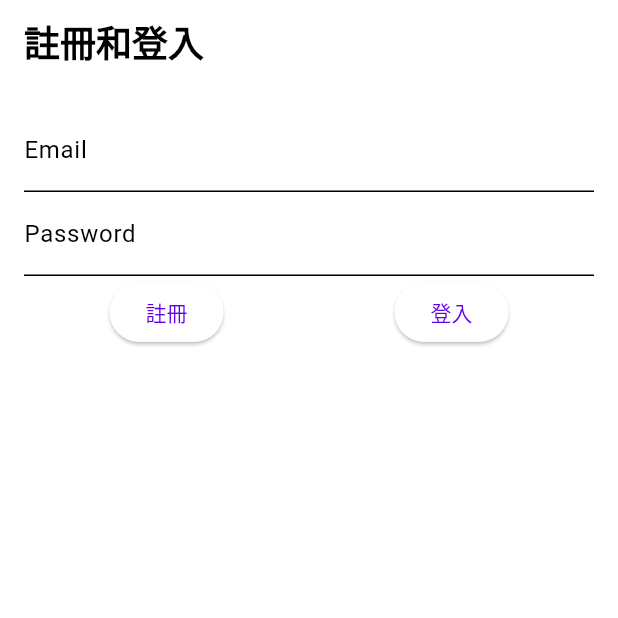
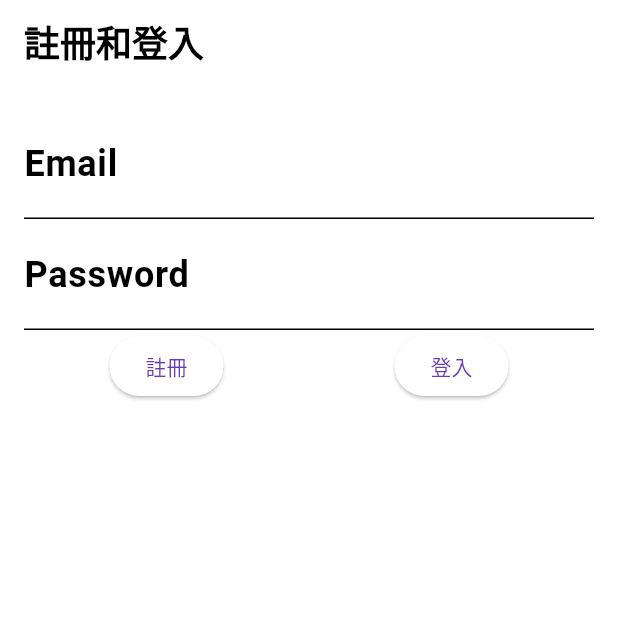
Before and after one commit to currybanfan/flutter_final_project, a Flutter app: the screen it shows after launch, on a phone screen of 412 x 824 dp, the top half of it. Run offline on Flutter 3.47's test engine with Material 3 defaults, Android fonts, the phone set to English and light mode, and no system bars; our stand-ins replace buttons_tabbar, flutter_secure_storage, flutter_tts, supabase; accounts and stored records are empty; Roboto replaces fonts that are missing (Arial).

```diff
--- a/lib/auth_page.dart
+++ b/lib/auth_page.dart
@@ -46,6 +46,7 @@ class AuthPageState extends State<AuthPage> {
       }
     } catch (e) {
       if (context.mounted) {
+        print(e);
         ScaffoldMessenger.of(context)
             .showSnackBar(SnackBar(content: Text('登入失敗 : $e')));
       }
--- a/lib/main.dart
+++ b/lib/main.dart
@@ -8,30 +8,36 @@ import 'auth_page.dart';
 
 ThemeData lightTheme() {
   return ThemeData(
-      colorScheme: const ColorScheme(
-        primary: Color(0xFF6200EE), // Primary
-        primaryContainer: Color(0xFF3700B3), // Primary Variant
-        secondary: Color(0xFF03DAC6), // Secondary
-        secondaryContainer: Color(0xFF018786), // Secondary Variant
-        surface: Color(0xFFFFFFFF), // Surface
-        error: Color(0xFFB00020), // Error
-        onPrimary: Color(0xFFFFFFFF), // On Primary
-        onSecondary: Color(0xFF000000), // On Secondary
-        onSurface: Color(0xFF000000), // On Surface
-        onError: Color(0xFFFFFFFF), // On Error
+      colorScheme: ColorScheme(
+        primary: Colors.deepPurple, // Primary
+        primaryContainer: Colors.deepPurple.shade900, // Primary Variant
+        secondary: Colors.purple, // Secondary
+        secondaryContainer: Colors.purple.shade700, // Secondary Variant
+        surface: Colors.white, // Surface
+        error: Colors.red, // Error
+        onPrimary: Colors.white, // On Primary
+        onSecondary: Colors.black, // On Secondary
+        onSurface: Colors.black, // On Surface
+        onError: Colors.white, // On Error
         brightness: Brightness.light,
       ),
       // 文字主題設定
       textTheme: const TextTheme(
+        bodyLarge: TextStyle(
+          fontFamily: 'Arial', // 字體
+          color: Colors.black,
+          fontWeight: FontWeight.bold, // 粗體
+          fontSize: 24, // 字體大小
+        ),
         bodyMedium: TextStyle(
           fontFamily: 'Arial', // 字體
-          color: Color(0xFF000000),
+          color: Colors.black,
           fontWeight: FontWeight.bold, // 粗體
           fontSize: 20, // 字體大小
         ),
         bodySmall: TextStyle(
           fontFamily: 'Arial', // 字體
-          color: Color(0xFF000000),
+          color: Colors.black,
           fontSize: 14, // 字體大小
         ),
         titleLarge: TextStyle(
@@ -39,7 +45,7 @@ ThemeData lightTheme() {
           fontFamily: 'Arial',
           fontSize: 24,
           fontWeight: FontWeight.bold, // 粗體
-          color: Color(0xFF000000),
+          color: Colors.white,
         ),
       ),
       // elevatedButtonTheme: ElevatedButtonThemeData(
@@ -113,7 +119,6 @@ class VocabularyAPP extends StatelessWidget {
 
     return MaterialApp(
       theme: lightTheme(),
-      // home: const MainPage(),
       initialRoute: '/',
       routes: {
         '/': (context) => supabaseProvider.isLoggedIn ? MainPage() : AuthPage(),
@@ -175,7 +180,10 @@ class MainPageState extends State<MainPage> {
           ),
         ],
         currentIndex: _selectedIndex,
-        selectedItemColor: Colors.amber[800],
+        backgroundColor: Theme.of(context).colorScheme.surface,
+        selectedItemColor: Theme.of(context).colorScheme.primary,
+        unselectedItemColor:
+            Theme.of(context).colorScheme.primary.withOpacity(0.6),
         onTap: _onItemTapped,
       ),
     );
```
Also changed, not shown: lib/supabase_provider.dart (+19 -0 lines), lib/vocabulary_page.dart (+9 -4 lines).
